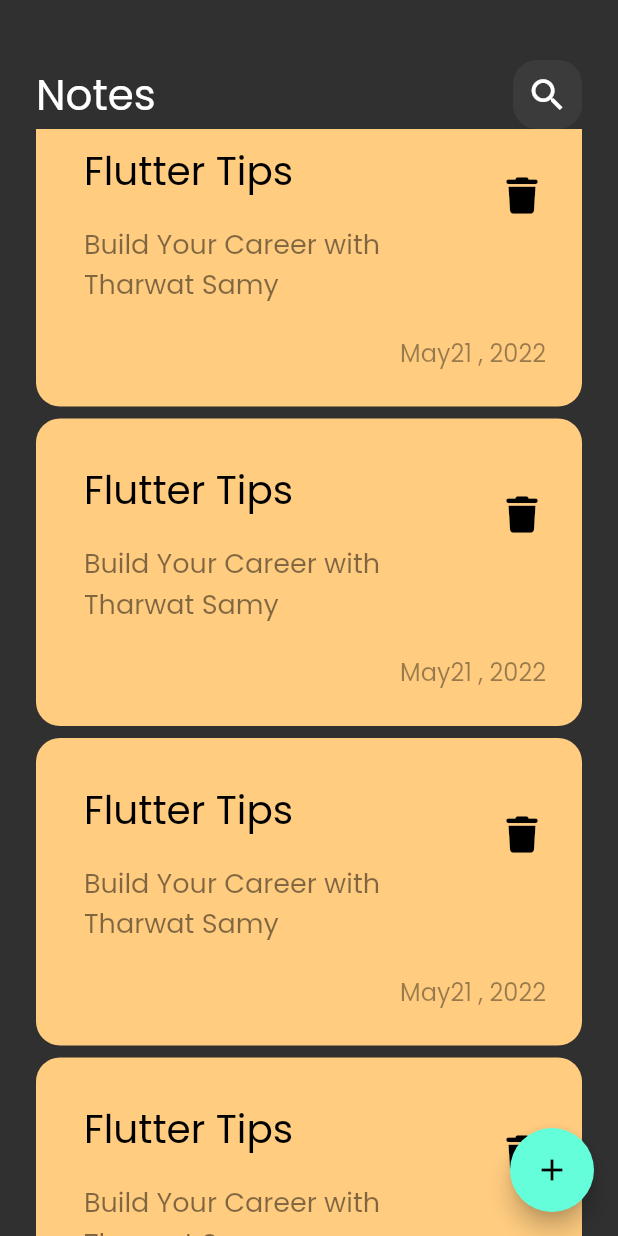
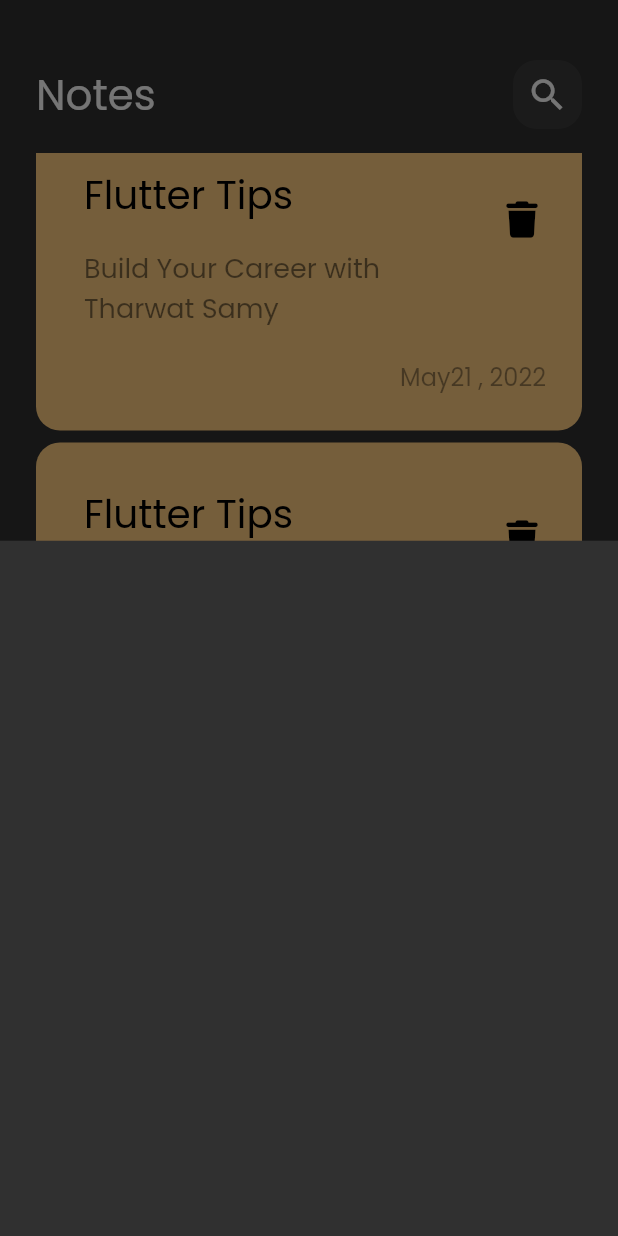
Before and after one commit to MostafaSoubi7/notes_app, a Flutter app: the screen it shows after launch, scrolled down 1728 dp, after a tap on the "add" icon, on a phone screen of 412 x 824 dp. Run offline on Flutter 3.47's test engine with Material 3 defaults, Android fonts, the phone set to English and light mode, and no system bars; our stand-ins replace font_awesome_flutter.

Commit message:
show modal buttom sheet

```diff
--- a/lib/views/notes_view.dart
+++ b/lib/views/notes_view.dart
@@ -1,4 +1,5 @@
 import 'package:flutter/material.dart';
+import 'package:notes_app/views/widgets/add_note_buttom_sheet.dart';
 import 'package:notes_app/views/widgets/notes_view_body.dart';
 
 class NotesView extends StatelessWidget {
@@ -8,7 +9,13 @@ class NotesView extends StatelessWidget {
   Widget build(BuildContext context) {
     return Scaffold(
       floatingActionButton: FloatingActionButton(
-        onPressed: () {},
+        onPressed: () {
+          showModalBottomSheet(
+              context: context,
+              builder: (context) {
+                return const AddNoteButtomSheet();
+              });
+        },
         child: const Icon(Icons.add),
       ),
       body: const NotesViewBody(),
--- /dev/null
+++ b/lib/views/widgets/add_note_buttom_sheet.dart
@@ -0,0 +1,10 @@
+import 'package:flutter/material.dart';
+
+class AddNoteButtomSheet extends StatelessWidget {
+  const AddNoteButtomSheet({super.key});
+
+  @override
+  Widget build(BuildContext context) {
+    return Container();
+  }
+}
--- a/lib/views/widgets/notes_list_view.dart
+++ b/lib/views/widgets/notes_list_view.dart
@@ -6,13 +6,17 @@ class NotesListView extends StatelessWidget {
 
   @override
   Widget build(BuildContext context) {
-    return ListView.builder(
+    return Padding(
+      padding: const EdgeInsets.symmetric(vertical: 16),
+      child: ListView.builder(
+        padding: EdgeInsets.zero,
         itemBuilder: (context, index) {
           return const Padding(
             padding: EdgeInsets.symmetric(vertical: 4),
             child: NoteItem(),
           );
         },
+      ),
     );
   }
 }
```
Lines whose indentation alone changed are shown as unchanged.
